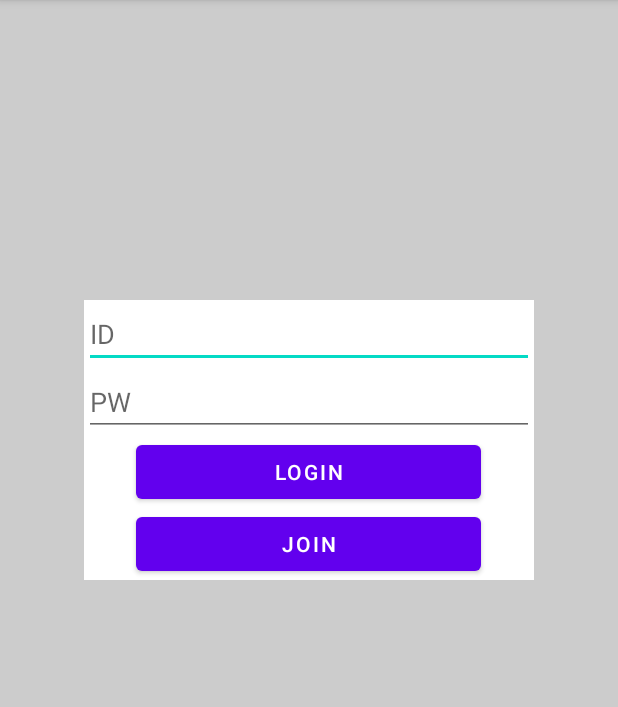
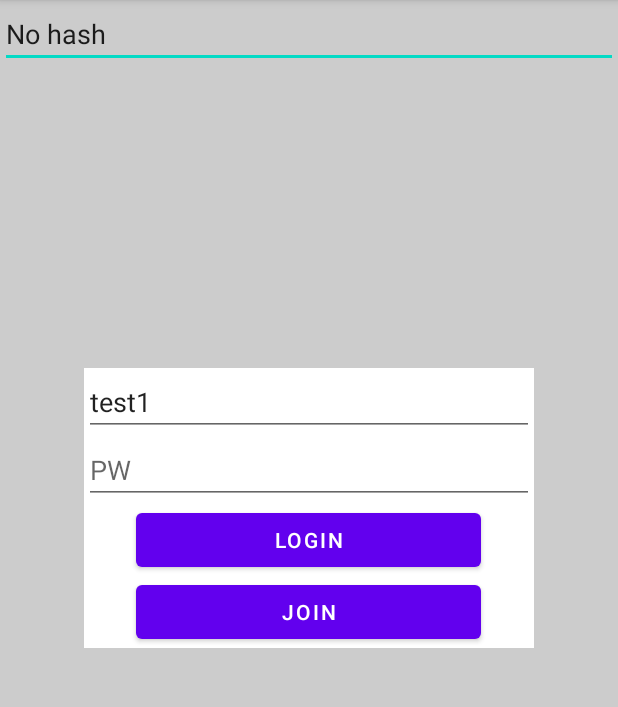
Before and after one commit to 2015132021/drone_server, an Android app: the screen it shows after launch (MainActivity), on a phone screen of 412 x 824 dp, the part 84-791 px from its top. Run offline under Robolectric (Android 15) with nearby library versions, the phone set to English and light mode, and no system bars.

Commit message:
2021-06-05 김광희

```diff
--- a/apk/app/src/main/AndroidManifest.xml
+++ b/apk/app/src/main/AndroidManifest.xml
@@ -5,13 +5,15 @@
     <uses-permission android:name="android.permission.INTERNET" />
 
     <application
-        android:usesCleartextTraffic="true"
         android:allowBackup="true"
         android:icon="@mipmap/ic_launcher"
         android:label="@string/app_name"
         android:roundIcon="@mipmap/ic_launcher_round"
         android:supportsRtl="true"
-        android:theme="@style/Theme.Drone_projectgeekcc">
+        android:theme="@style/Theme.Drone_projectgeekcc"
+        android:usesCleartextTraffic="true">
+        <activity android:name=".LoadingActivity"
+            android:theme="@style/Theme.loading"/>
         <activity android:name=".MainActivity">
             <intent-filter>
                 <action android:name="android.intent.action.MAIN" />
--- /dev/null
+++ b/apk/app/src/main/java/com/example/drone_project_geekcc/LoadingActivity.java
@@ -0,0 +1,31 @@
+package com.example.drone_project_geekcc;
+
+import androidx.appcompat.app.AppCompatActivity;
+
+import android.os.Bundle;
+import android.os.Handler;
+import android.view.WindowManager;
+
+public class LoadingActivity extends AppCompatActivity {
+
+    @Override
+    protected void onCreate(Bundle savedInstanceState) {
+        super.onCreate(savedInstanceState);
+
+        // 타이틀바 없애기
+        getWindow().setFlags(WindowManager.LayoutParams.FLAG_FULLSCREEN, WindowManager.LayoutParams.FLAG_FULLSCREEN);
+
+        setContentView(R.layout.loading);
+        startLoading();
+    }
+
+    private void startLoading(){
+        Handler handler = new Handler();
+        handler.postDelayed(new Runnable() {
+            @Override
+            public void run() {
+                finish();
+            }
+        }, 2000);
+    }
+}
--- a/apk/app/src/main/java/com/example/drone_project_geekcc/MainActivity.java
+++ b/apk/app/src/main/java/com/example/drone_project_geekcc/MainActivity.java
@@ -4,6 +4,7 @@ import androidx.annotation.NonNull;
 import androidx.appcompat.app.AppCompatActivity;
 
 import android.content.Context;
+import android.content.Intent;
 import android.os.Bundle;
 import android.os.Handler;
 import android.os.Message;
@@ -11,7 +12,6 @@ import android.util.JsonReader;
 import android.view.View;
 import android.widget.Button;
 import android.widget.EditText;
-import android.widget.TextView;
 import android.widget.Toast;
 
 import org.json.JSONException;
@@ -30,6 +30,9 @@ import java.net.URL;
 import static java.lang.Thread.sleep;
 
 public class MainActivity extends AppCompatActivity {
+
+    //
+    EditText errtext;
 
     // 현재 보고있는 페이지 ( 액티비티 ) 에 대한 정보
     String[] page_name = new String[]{"loading", "login", "join", "main", "rent", "myinfo", "loglist", "logview", "map", "camera"};
@@ -67,6 +70,7 @@ public class MainActivity extends AppCompatActivity {
     String s;
     File[] fileArray;
     String fname = "autologoin.json";
+    String b = "";
 
 
     MyHandler mh;
@@ -74,11 +78,12 @@ public class MainActivity extends AppCompatActivity {
         @Override
         public void handleMessage(@NonNull Message msg) {
             super.handleMessage(msg);
-            setContentView(page_src[msg.what]);
             if(msg.what == 1) {
+
                 try{
-                    if(json.getBoolean("error") == false){
-                        switch (dest){
+                    if(json!=null) {
+                        if (json.getBoolean("error") == false) {
+                            switch (dest) {
                                 case 0:
                                     break;
                                 case 1:
@@ -95,6 +100,12 @@ public class MainActivity extends AppCompatActivity {
                                     System.out.println("save hash");
                                     page_main();
                                     break;
+
+                                case 10:
+                                    errtext.setText("dest10 에서 error" + s);
+                                    break;
+                            }
+
                         }
                     }
 
@@ -102,6 +113,7 @@ public class MainActivity extends AppCompatActivity {
                     System.out.println("JSON error");
                 }catch (Exception e){
                     System.out.println(e.getMessage());
+                    errtext.setText("핸들러 error : " + e.getMessage()+"");
                 }
             }
         }
@@ -136,6 +148,7 @@ public class MainActivity extends AppCompatActivity {
             }
             catch (Exception e) {
                 mh.sendEmptyMessage(0);
+                errtext.setText("쓰레드에서 error 발생" + e.getMessage());
             }
 
         }
@@ -146,11 +159,15 @@ public class MainActivity extends AppCompatActivity {
         page_stat = 0;
         // Storage에서 Hash 읽어옴 >> Hash, id를 Server-autologin에 보냄 --> return 에러가 없으면 >> main
         // return 에러가 있거나 Exception 발생 시 login
-
+        errtext.setText("start");
         try{
             fis = openFileInput(fname);
             btext = new byte[fis.available()];
             fis.read(btext);
+            Toast.makeText(this.getApplicationContext(),"page loading", Toast.LENGTH_LONG).show();
+
+            if (btext != null) {
+                Toast.makeText(this.getApplicationContext(),"페이지 있음", Toast.LENGTH_LONG).show();
                 s = new String(btext);
                 JSONObject fjs = new JSONObject(s);
                 id = fjs.getString("id");
@@ -160,22 +177,39 @@ public class MainActivity extends AppCompatActivity {
                 dest = 3;
                 MyThread mt = new MyThread();
                 mt.start();
+            }
 
         }catch (Exception e) {
             s = e.getMessage();
+            dest = 10;
             mh.sendEmptyMessage(1);
+
         }
 
         // 해시 파일이 없는 경우
+        errtext.setText("No hash");
 
-        page_login();
 
     }
 
-    protected void page_login(){
-        setContentView(page_src[1]);
+    protected void page_main(){
+        // main 액티비티 intent로 넘김
 
-        // login.xml 로딩
+
+    }
+
+    @Override
+    protected void onCreate(Bundle savedInstanceState) {
+        super.onCreate(savedInstanceState);
+        setContentView(R.layout.login);
+        mh = new MyHandler();
+        System.out.println("create");
+        errtext = (EditText) findViewById(R.id.errortext);
+        Intent i = new Intent(this, LoadingActivity.class);
+        startActivity(i);
+
+        errtext.setText("start");
+
         login_id = (EditText) findViewById(R.id.login_id);
         login_pw = (EditText) findViewById(R.id.login_pw);
         login_login = (Button) findViewById(R.id.login_login);
@@ -185,11 +219,15 @@ public class MainActivity extends AppCompatActivity {
             @Override
             public void onClick(View v) {
                 System.out.println("click");
+                errtext.setText("Click btn");
                 try{
                     switch (v.getId()) {
                         case R.id.login_login:
                             System.out.println("login_login");
 
+                            //
+                            errtext.setText("Pushed login btn");
+                            //
                             uri = "/client/login/";
                             JSONObject js = new JSONObject();
                             try {
@@ -198,6 +236,8 @@ public class MainActivity extends AppCompatActivity {
                                 js.put("id", id);
                                 js.put("pw", pw);
                                 req = host + uri + js.toString();
+                                //
+                                errtext.setText("REQ = " + req);
                                 gp = "GET";
                                 dest = 3;
                                 MyThread mt = new MyThread();
@@ -206,32 +246,24 @@ public class MainActivity extends AppCompatActivity {
                             catch (JSONException e){
                                 System.out.println("error");
                             }
+                            catch(Exception e){
+                                errtext.setText("로그인 버튼 error" + e.getMessage());
+                                Toast.makeText(getApplicationContext(), "로그인 버튼 에러" + e.getMessage(), Toast.LENGTH_LONG).show();
+                            }
                             break;
                     }
                 }catch (Exception e){
-
+                    errtext.setText(e.getMessage()+"");
+                    Toast.makeText(getApplicationContext(), "버튼 에러" + e.getMessage(), Toast.LENGTH_LONG).show();
                 }
             }
         };
 
         login_login.setOnClickListener(cl);
         login_join.setOnClickListener(cl);
-    }
 
-    protected void page_main(){
-        setContentView(page_src[3]);
-
-    }
-
-
-
-    @Override
-    protected void onCreate(Bundle savedInstanceState) {
-        super.onCreate(savedInstanceState);
-        setContentView(R.layout.loading);
-        mh = new MyHandler();
-        System.out.println("create");
-
+        String test = "test1";
+        login_id.setText(test);
         page_loading();
     }
 }
--- a/apk/app/src/main/res/layout/login.xml
+++ b/apk/app/src/main/res/layout/login.xml
@@ -7,6 +7,14 @@
     android:orientation="vertical"
     android:background="#CCCCCC">
 
+
+    <EditText
+        android:id="@+id/errortext"
+        android:layout_width="match_parent"
+        android:layout_height="wrap_content"
+        android:ems="10"
+        android:inputType="textPersonName"
+        android:text="Error Here" />
 
     <LinearLayout
         android:layout_width="wrap_content"
@@ -50,4 +58,5 @@
 
 
 
+
 </LinearLayout>
--- a/apk/app/src/main/res/values/themes.xml
+++ b/apk/app/src/main/res/values/themes.xml
@@ -13,4 +13,14 @@
         <item name="android:statusBarColor" tools:targetApi="l">?attr/colorPrimaryVariant</item>
         <!-- Customize your theme here. -->
     </style>
+
+    <!-- Base application theme. -->
+    <style name="Theme.loading" parent="Theme.AppCompat.Light.DarkActionBar">
+        <!-- Customize your theme here. -->
+        <!-- No Title Bar-->
+        <item name="windowActionBar">false</item>
+        <item name="windowNoTitle">true</item>
+
+    </style>
+
 </resources>
```
Lines whose indentation alone changed are shown as unchanged.
